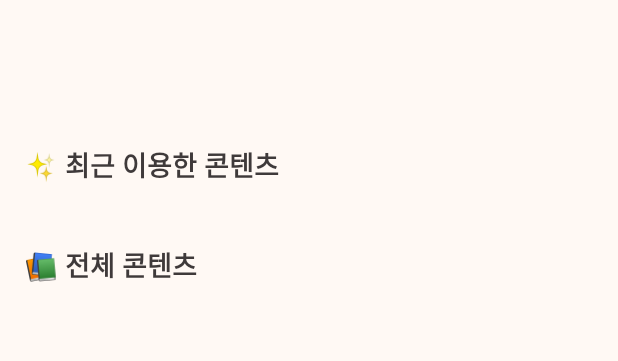
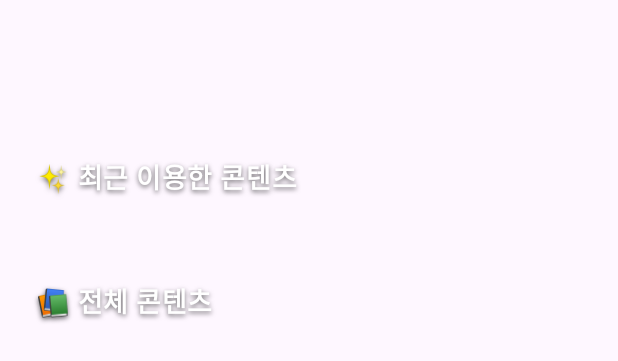
Before and after one commit to infront1018/SungWooEbook, an Android app: the layout fragment_home.xml on its own in the app's theme, with its tools: preview values and no code run, on a phone screen of 412 x 824 dp. Shown: the top 361 px of the screen. Run offline under Robolectric (Android 15) with nearby library versions, the phone set to English and light mode, and no system bars.

Commit message:
250513_배경화면 추가

```diff
--- a/app/build.gradle
+++ b/app/build.gradle
@@ -63,4 +63,7 @@ dependencies {
     testImplementation 'junit:junit:4.13.2'
     androidTestImplementation 'androidx.test.ext:junit:1.1.5'
     androidTestImplementation 'androidx.test.espresso:espresso-core:3.5.1'
+
+    // 카드 뷰
+    implementation 'androidx.cardview:cardview:1.0.0'
 }
--- a/app/src/main/res/layout/fragment_favorite.xml
+++ b/app/src/main/res/layout/fragment_favorite.xml
@@ -3,8 +3,7 @@
     xmlns:android="http://schemas.android.com/apk/res/android"
     xmlns:app="http://schemas.android.com/apk/res-auto"
     android:layout_width="match_parent"
-    android:layout_height="match_parent"
-    android:background="@color/softCream">
+    android:layout_height="match_parent">
 
     <!-- 🟡 즐겨찾기 목록 -->
     <androidx.recyclerview.widget.RecyclerView
--- a/app/src/main/res/layout/fragment_home.xml
+++ b/app/src/main/res/layout/fragment_home.xml
@@ -4,8 +4,7 @@
     xmlns:app="http://schemas.android.com/apk/res-auto"
     android:id="@+id/homeContainer"
     android:layout_width="match_parent"
-    android:layout_height="match_parent"
-    android:background="@color/softCream">
+    android:layout_height="match_parent">
 
     <ScrollView
         android:layout_width="0dp"
@@ -55,7 +54,15 @@
                 android:text="✨ 최근 이용한 콘텐츠"
                 android:textSize="@dimen/title_text_size"
                 android:textStyle="bold"
-                android:textColor="@color/textPrimary"
+                android:textColor="#FFFFFF"
+                android:fontFamily="@font/cafe24_surround"
+                android:letterSpacing="0.02"
+                android:lineSpacingExtra="2dp"
+                android:padding="8dp"
+                android:shadowColor="#99000000"
+                android:shadowDx="0"
+                android:shadowDy="2"
+                android:shadowRadius="4"
                 android:layout_marginBottom="8dp" />
 
             <androidx.recyclerview.widget.RecyclerView
@@ -74,7 +81,15 @@
                 android:text="📚 전체 콘텐츠"
                 android:textSize="@dimen/title_text_size"
                 android:textStyle="bold"
-                android:textColor="@color/textPrimary"
+                android:textColor="#FFFFFF"
+                android:fontFamily="@font/cafe24_surround"
+                android:letterSpacing="0.02"
+                android:lineSpacingExtra="2dp"
+                android:padding="8dp"
+                android:shadowColor="#99000000"
+                android:shadowDx="0"
+                android:shadowDy="2"
+                android:shadowRadius="4"
                 android:layout_marginBottom="8dp" />
 
             <androidx.recyclerview.widget.RecyclerView
--- a/app/src/main/res/layout/fragment_search.xml
+++ b/app/src/main/res/layout/fragment_search.xml
@@ -4,8 +4,7 @@
     android:layout_width="match_parent"
     android:layout_height="match_parent"
     android:orientation="vertical"
-    android:padding="16dp"
-    android:background="@color/softCream">
+    android:padding="16dp"> <!--android:background="@color/softCream"-->
 
     <!-- 🔍 검색 입력창 -->
     <EditText
--- a/app/src/main/res/values/colors.xml
+++ b/app/src/main/res/values/colors.xml
@@ -5,7 +5,7 @@
     <color name="softCream">#FFF9F4</color>
     <color name="accentPink">#FFB7C5</color>
     <color name="accentSalmon">#FF9F8E</color>
-    <color name="textPrimary">#3F3A3A</color>
+    <color name="textPrimary">#1A1A1A</color>
     <color name="textSecondary">#7A6F6F</color>
     <color name="softBlack">#1A1A1A</color> <!-- 기존 검정보다 부드러운 블랙 -->
     <color name="softBlue">#E6F0FA</color>   <!-- 감성 파스텔 블루 -->
```
Also changed, not shown: app/src/main/java/com/sungwoobook/ebook/MainActivity.java (+20 -0 lines), app/src/main/res/drawable/rounded_text_bg.xml (added, +8 -0 lines), app/src/main/res/layout/activity_main.xml (+22 -5 lines), app/src/main/res/layout/item_horizontal.xml (+31 -9 lines), app/src/main/res/layout/item_recent.xml (+31 -8 lines), 2 other files.
